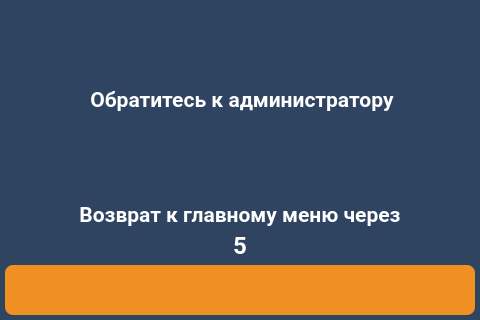
First picture: the form in client/GUI/ui/screen_12_no_tool.ui, repository komrade2801/AutoSklad, before the edit; both pictures show x 0 to 480 and y 480 to 800 of the 480 by 800 pixel window.
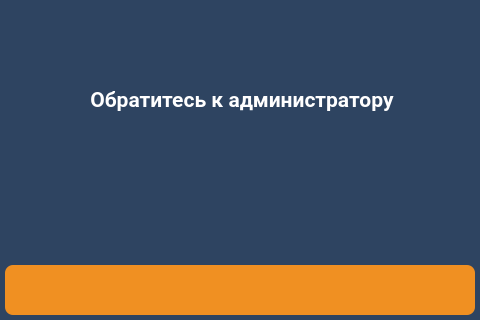
Second picture: the form after the edit. Icons and pictures are not drawn.

What changed in the file:
```diff
--- a/client/GUI/ui/screen_12_no_tool.ui
+++ b/client/GUI/ui/screen_12_no_tool.ui
@@ -367,650 +367,6 @@
     <set>Qt::AlignCenter</set>
    </property>
   </widget>
-  <widget class="QLabel" name="lbl_info_4">
-   <property name="geometry">
-    <rect>
-     <x>50</x>
-     <y>680</y>
-     <width>380</width>
-     <height>30</height>
-    </rect>
-   </property>
-   <property name="palette">
-    <palette>
-     <active>
-      <colorrole role="WindowText">
-       <brush brushstyle="SolidPattern">
-        <color alpha="255">
-         <red>255</red>
-         <green>255</green>
-         <blue>255</blue>
-        </color>
-       </brush>
-      </colorrole>
-      <colorrole role="Button">
-       <brush brushstyle="LinearGradientPattern">
-        <gradient startx="0.000000000000000" starty="0.000000000000000" endx="1.000000000000000" endy="0.000000000000000" type="LinearGradient" spread="PadSpread" coordinatemode="ObjectBoundingMode">
-         <gradientstop position="0.000000000000000">
-          <color alpha="0">
-           <red>0</red>
-           <green>0</green>
-           <blue>0</blue>
-          </color>
-         </gradientstop>
-         <gradientstop position="1.000000000000000">
-          <color alpha="0">
-           <red>255</red>
-           <green>255</green>
-           <blue>255</blue>
-          </color>
-         </gradientstop>
-        </gradient>
-       </brush>
-      </colorrole>
-      <colorrole role="Text">
-       <brush brushstyle="SolidPattern">
-        <color alpha="255">
-         <red>255</red>
-         <green>255</green>
-         <blue>255</blue>
-        </color>
-       </brush>
-      </colorrole>
-      <colorrole role="ButtonText">
-       <brush brushstyle="SolidPattern">
-        <color alpha="255">
-         <red>255</red>
-         <green>255</green>
-         <blue>255</blue>
-        </color>
-       </brush>
-      </colorrole>
-      <colorrole role="Base">
-       <brush brushstyle="LinearGradientPattern">
-        <gradient startx="0.000000000000000" starty="0.000000000000000" endx="1.000000000000000" endy="0.000000000000000" type="LinearGradient" spread="PadSpread" coordinatemode="ObjectBoundingMode">
-         <gradientstop position="0.000000000000000">
-          <color alpha="0">
-           <red>0</red>
-           <green>0</green>
-           <blue>0</blue>
-          </color>
-         </gradientstop>
-         <gradientstop position="1.000000000000000">
-          <color alpha="0">
-           <red>255</red>
-           <green>255</green>
-           <blue>255</blue>
-          </color>
-         </gradientstop>
-        </gradient>
-       </brush>
-      </colorrole>
-      <colorrole role="Window">
-       <brush brushstyle="LinearGradientPattern">
-        <gradient startx="0.000000000000000" starty="0.000000000000000" endx="1.000000000000000" endy="0.000000000000000" type="LinearGradient" spread="PadSpread" coordinatemode="ObjectBoundingMode">
-         <gradientstop position="0.000000000000000">
-          <color alpha="0">
-           <red>0</red>
-           <green>0</green>
-           <blue>0</blue>
-          </color>
-         </gradientstop>
-         <gradientstop position="1.000000000000000">
-          <color alpha="0">
-           <red>255</red>
-           <green>255</green>
-           <blue>255</blue>
-          </color>
-         </gradientstop>
-        </gradient>
-       </brush>
-      </colorrole>
-      <colorrole role="PlaceholderText">
-       <brush brushstyle="NoBrush">
-        <color alpha="128">
-         <red>255</red>
-         <green>255</green>
-         <blue>255</blue>
-        </color>
-       </brush>
-      </colorrole>
-     </active>
-     <inactive>
-      <colorrole role="WindowText">
-       <brush brushstyle="SolidPattern">
-        <color alpha="255">
-         <red>255</red>
-         <green>255</green>
-         <blue>255</blue>
-        </color>
-       </brush>
-      </colorrole>
-      <colorrole role="Button">
-       <brush brushstyle="LinearGradientPattern">
-        <gradient startx="0.000000000000000" starty="0.000000000000000" endx="1.000000000000000" endy="0.000000000000000" type="LinearGradient" spread="PadSpread" coordinatemode="ObjectBoundingMode">
-         <gradientstop position="0.000000000000000">
-          <color alpha="0">
-           <red>0</red>
-           <green>0</green>
-           <blue>0</blue>
-          </color>
-         </gradientstop>
-         <gradientstop position="1.000000000000000">
-          <color alpha="0">
-           <red>255</red>
-           <green>255</green>
-           <blue>255</blue>
-          </color>
-         </gradientstop>
-        </gradient>
-       </brush>
-      </colorrole>
-      <colorrole role="Text">
-       <brush brushstyle="SolidPattern">
-        <color alpha="255">
-         <red>255</red>
-         <green>255</green>
-         <blue>255</blue>
-        </color>
-       </brush>
-      </colorrole>
-      <colorrole role="ButtonText">
-       <brush brushstyle="SolidPattern">
-        <color alpha="255">
-         <red>255</red>
-         <green>255</green>
-         <blue>255</blue>
-        </color>
-       </brush>
-      </colorrole>
-      <colorrole role="Base">
-       <brush brushstyle="LinearGradientPattern">
-        <gradient startx="0.000000000000000" starty="0.000000000000000" endx="1.000000000000000" endy="0.000000000000000" type="LinearGradient" spread="PadSpread" coordinatemode="ObjectBoundingMode">
-         <gradientstop position="0.000000000000000">
-          <color alpha="0">
-           <red>0</red>
-           <green>0</green>
-           <blue>0</blue>
-          </color>
-         </gradientstop>
-         <gradientstop position="1.000000000000000">
-          <color alpha="0">
-           <red>255</red>
-           <green>255</green>
-           <blue>255</blue>
-          </color>
-         </gradientstop>
-        </gradient>
-       </brush>
-      </colorrole>
-      <colorrole role="Window">
-       <brush brushstyle="LinearGradientPattern">
-        <gradient startx="0.000000000000000" starty="0.000000000000000" endx="1.000000000000000" endy="0.000000000000000" type="LinearGradient" spread="PadSpread" coordinatemode="ObjectBoundingMode">
-         <gradientstop position="0.000000000000000">
-          <color alpha="0">
-           <red>0</red>
-           <green>0</green>
-           <blue>0</blue>
-          </color>
-         </gradientstop>
-         <gradientstop position="1.000000000000000">
-          <color alpha="0">
-           <red>255</red>
-           <green>255</green>
-           <blue>255</blue>
-          </color>
-         </gradientstop>
-        </gradient>
-       </brush>
-      </colorrole>
-      <colorrole role="PlaceholderText">
-       <brush brushstyle="NoBrush">
-        <color alpha="128">
-         <red>255</red>
-         <green>255</green>
-         <blue>255</blue>
-        </color>
-       </brush>
-      </colorrole>
-     </inactive>
-     <disabled>
-      <colorrole role="WindowText">
-       <brush brushstyle="SolidPattern">
-        <color alpha="255">
-         <red>255</red>
-         <green>255</green>
-         <blue>255</blue>
-        </color>
-       </brush>
-      </colorrole>
-      <colorrole role="Button">
-       <brush brushstyle="LinearGradientPattern">
-        <gradient startx="0.000000000000000" starty="0.000000000000000" endx="1.000000000000000" endy="0.000000000000000" type="LinearGradient" spread="PadSpread" coordinatemode="ObjectBoundingMode">
-         <gradientstop position="0.000000000000000">
-          <color alpha="0">
-           <red>0</red>
-           <green>0</green>
-           <blue>0</blue>
-          </color>
-         </gradientstop>
-         <gradientstop position="1.000000000000000">
-          <color alpha="0">
-           <red>255</red>
-           <green>255</green>
-           <blue>255</blue>
-          </color>
-         </gradientstop>
-        </gradient>
-       </brush>
-      </colorrole>
-      <colorrole role="Text">
-       <brush brushstyle="SolidPattern">
-        <color alpha="255">
-         <red>255</red>
-         <green>255</green>
-         <blue>255</blue>
-        </color>
-       </brush>
-      </colorrole>
-      <colorrole role="ButtonText">
-       <brush brushstyle="SolidPattern">
-        <color alpha="255">
-         <red>255</red>
-         <green>255</green>
-         <blue>255</blue>
-        </color>
-       </brush>
-      </colorrole>
-      <colorrole role="Base">
-       <brush brushstyle="LinearGradientPattern">
-        <gradient startx="0.000000000000000" starty="0.000000000000000" endx="1.000000000000000" endy="0.000000000000000" type="LinearGradient" spread="PadSpread" coordinatemode="ObjectBoundingMode">
-         <gradientstop position="0.000000000000000">
-          <color alpha="0">
-           <red>0</red>
-           <green>0</green>
-           <blue>0</blue>
-          </color>
-         </gradientstop>
-         <gradientstop position="1.000000000000000">
-          <color alpha="0">
-           <red>255</red>
-           <green>255</green>
-           <blue>255</blue>
-          </color>
-         </gradientstop>
-        </gradient>
-       </brush>
-      </colorrole>
-      <colorrole role="Window">
-       <brush brushstyle="LinearGradientPattern">
-        <gradient startx="0.000000000000000" starty="0.000000000000000" endx="1.000000000000000" endy="0.000000000000000" type="LinearGradient" spread="PadSpread" coordinatemode="ObjectBoundingMode">
-         <gradientstop position="0.000000000000000">
-          <color alpha="0">
-           <red>0</red>
-           <green>0</green>
-           <blue>0</blue>
-          </color>
-         </gradientstop>
-         <gradientstop position="1.000000000000000">
-          <color alpha="0">
-           <red>255</red>
-           <green>255</green>
-           <blue>255</blue>
-          </color>
-         </gradientstop>
-        </gradient>
-       </brush>
-      </colorrole>
-      <colorrole role="PlaceholderText">
-       <brush brushstyle="NoBrush">
-        <color alpha="128">
-         <red>255</red>
-         <green>255</green>
-         <blue>255</blue>
-        </color>
-       </brush>
-      </colorrole>
-     </disabled>
-    </palette>
-   </property>
-   <property name="font">
-    <font>
-     <family>Roboto</family>
-     <pointsize>16</pointsize>
-     <weight>75</weight>
-     <bold>true</bold>
-    </font>
-   </property>
-   <property name="text">
-    <string>Возврат к главному меню через</string>
-   </property>
-   <property name="alignment">
-    <set>Qt::AlignCenter</set>
-   </property>
-  </widget>
-  <widget class="QLabel" name="lbl_timeout_back">
-   <property name="geometry">
-    <rect>
-     <x>50</x>
-     <y>710</y>
-     <width>380</width>
-     <height>30</height>
-    </rect>
-   </property>
-   <property name="palette">
-    <palette>
-     <active>
-      <colorrole role="WindowText">
-       <brush brushstyle="SolidPattern">
-        <color alpha="255">
-         <red>255</red>
-         <green>255</green>
-         <blue>255</blue>
-        </color>
-       </brush>
-      </colorrole>
-      <colorrole role="Button">
-       <brush brushstyle="LinearGradientPattern">
-        <gradient startx="0.000000000000000" starty="0.000000000000000" endx="1.000000000000000" endy="0.000000000000000" type="LinearGradient" spread="PadSpread" coordinatemode="ObjectBoundingMode">
-         <gradientstop position="0.000000000000000">
-          <color alpha="0">
-           <red>0</red>
-           <green>0</green>
-           <blue>0</blue>
-          </color>
-         </gradientstop>
-         <gradientstop position="1.000000000000000">
-          <color alpha="0">
-           <red>255</red>
-           <green>255</green>
-           <blue>255</blue>
-          </color>
-         </gradientstop>
-        </gradient>
-       </brush>
-      </colorrole>
-      <colorrole role="Text">
-       <brush brushstyle="SolidPattern">
-        <color alpha="255">
-         <red>255</red>
-         <green>255</green>
-         <blue>255</blue>
-        </color>
-       </brush>
-      </colorrole>
-      <colorrole role="ButtonText">
-       <brush brushstyle="SolidPattern">
-        <color alpha="255">
-         <red>255</red>
-         <green>255</green>
-         <blue>255</blue>
-        </color>
-       </brush>
-      </colorrole>
-      <colorrole role="Base">
-       <brush brushstyle="LinearGradientPattern">
-        <gradient startx="0.000000000000000" starty="0.000000000000000" endx="1.000000000000000" endy="0.000000000000000" type="LinearGradient" spread="PadSpread" coordinatemode="ObjectBoundingMode">
-         <gradientstop position="0.000000000000000">
-          <color alpha="0">
-           <red>0</red>
-           <green>0</green>
-           <blue>0</blue>
-          </color>
-         </gradientstop>
-         <gradientstop position="1.000000000000000">
-          <color alpha="0">
-           <red>255</red>
-           <green>255</green>
-           <blue>255</blue>
-          </color>
-         </gradientstop>
-        </gradient>
-       </brush>
-      </colorrole>
-      <colorrole role="Window">
-       <brush brushstyle="LinearGradientPattern">
-        <gradient startx="0.000000000000000" starty="0.000000000000000" endx="1.000000000000000" endy="0.000000000000000" type="LinearGradient" spread="PadSpread" coordinatemode="ObjectBoundingMode">
-         <gradientstop position="0.000000000000000">
-          <color alpha="0">
-           <red>0</red>
-           <green>0</green>
-           <blue>0</blue>
-          </color>
-         </gradientstop>
-         <gradientstop position="1.000000000000000">
-          <color alpha="0">
-           <red>255</red>
-           <green>255</green>
-           <blue>255</blue>
-          </color>
-         </gradientstop>
-        </gradient>
-       </brush>
-      </colorrole>
-      <colorrole role="PlaceholderText">
-       <brush brushstyle="NoBrush">
-        <color alpha="128">
-         <red>255</red>
-         <green>255</green>
-         <blue>255</blue>
-        </color>
-       </brush>
-      </colorrole>
-     </active>
-     <inactive>
-      <colorrole role="WindowText">
-       <brush brushstyle="SolidPattern">
-        <color alpha="255">
-         <red>255</red>
-         <green>255</green>
-         <blue>255</blue>
-        </color>
-       </brush>
-      </colorrole>
-      <colorrole role="Button">
-       <brush brushstyle="LinearGradientPattern">
-        <gradient startx="0.000000000000000" starty="0.000000000000000" endx="1.000000000000000" endy="0.000000000000000" type="LinearGradient" spread="PadSpread" coordinatemode="ObjectBoundingMode">
-         <gradientstop position="0.000000000000000">
-          <color alpha="0">
-           <red>0</red>
-           <green>0</green>
-           <blue>0</blue>
-          </color>
-         </gradientstop>
-         <gradientstop position="1.000000000000000">
-          <color alpha="0">
-           <red>255</red>
-           <green>255</green>
-           <blue>255</blue>
-          </color>
-         </gradientstop>
-        </gradient>
-       </brush>
-      </colorrole>
-      <colorrole role="Text">
-       <brush brushstyle="SolidPattern">
-        <color alpha="255">
-         <red>255</red>
-         <green>255</green>
-         <blue>255</blue>
-        </color>
-       </brush>
-      </colorrole>
-      <colorrole role="ButtonText">
-       <brush brushstyle="SolidPattern">
-        <color alpha="255">
-         <red>255</red>
-         <green>255</green>
-         <blue>255</blue>
-        </color>
-       </brush>
-      </colorrole>
-      <colorrole role="Base">
-       <brush brushstyle="LinearGradientPattern">
-        <gradient startx="0.000000000000000" starty="0.000000000000000" endx="1.000000000000000" endy="0.000000000000000" type="LinearGradient" spread="PadSpread" coordinatemode="ObjectBoundingMode">
-         <gradientstop position="0.000000000000000">
-          <color alpha="0">
-           <red>0</red>
-           <green>0</green>
-           <blue>0</blue>
-          </color>
-         </gradientstop>
-         <gradientstop position="1.000000000000000">
-          <color alpha="0">
-           <red>255</red>
-           <green>255</green>
-           <blue>255</blue>
-          </color>
-         </gradientstop>
-        </gradient>
-       </brush>
-      </colorrole>
-      <colorrole role="Window">
-       <brush brushstyle="LinearGradientPattern">
-        <gradient startx="0.000000000000000" starty="0.000000000000000" endx="1.000000000000000" endy="0.000000000000000" type="LinearGradient" spread="PadSpread" coordinatemode="ObjectBoundingMode">
-         <gradientstop position="0.000000000000000">
-          <color alpha="0">
-           <red>0</red>
-           <green>0</green>
-           <blue>0</blue>
-          </color>
-         </gradientstop>
-         <gradientstop position="1.000000000000000">
-          <color alpha="0">
-           <red>255</red>
-           <green>255</green>
-           <blue>255</blue>
-          </color>
-         </gradientstop>
-        </gradient>
-       </brush>
-      </colorrole>
-      <colorrole role="PlaceholderText">
-       <brush brushstyle="NoBrush">
-        <color alpha="128">
-         <red>255</red>
-         <green>255</green>
-         <blue>255</blue>
-        </color>
-       </brush>
-      </colorrole>
-     </inactive>
-     <disabled>
-      <colorrole role="WindowText">
-       <brush brushstyle="SolidPattern">
-        <color alpha="255">
-         <red>255</red>
-         <green>255</green>
-         <blue>255</blue>
-        </color>
-       </brush>
-      </colorrole>
-      <colorrole role="Button">
-       <brush brushstyle="LinearGradientPattern">
-        <gradient startx="0.000000000000000" starty="0.000000000000000" endx="1.000000000000000" endy="0.000000000000000" type="LinearGradient" spread="PadSpread" coordinatemode="ObjectBoundingMode">
-         <gradientstop position="0.000000000000000">
-          <color alpha="0">
-           <red>0</red>
-           <green>0</green>
-           <blue>0</blue>
-          </color>
-         </gradientstop>
-         <gradientstop position="1.000000000000000">
-          <color alpha="0">
-           <red>255</red>
-           <green>255</green>
-           <blue>255</blue>
-          </color>
-         </gradientstop>
-        </gradient>
-       </brush>
-      </colorrole>
-      <colorrole role="Text">
-       <brush brushstyle="SolidPattern">
-        <color alpha="255">
-         <red>255</red>
-         <green>255</green>
-         <blue>255</blue>
-        </color>
-       </brush>
-      </colorrole>
-      <colorrole role="ButtonText">
-       <brush brushstyle="SolidPattern">
-        <color alpha="255">
-         <red>255</red>
-         <green>255</green>
-         <blue>255</blue>
-        </color>
-       </brush>
-      </colorrole>
-      <colorrole role="Base">
-       <brush brushstyle="LinearGradientPattern">
-        <gradient startx="0.000000000000000" starty="0.000000000000000" endx="1.000000000000000" endy="0.000000000000000" type="LinearGradient" spread="PadSpread" coordinatemode="ObjectBoundingMode">
-         <gradientstop position="0.000000000000000">
-          <color alpha="0">
-           <red>0</red>
-           <green>0</green>
-           <blue>0</blue>
-          </color>
-         </gradientstop>
-         <gradientstop position="1.000000000000000">
-          <color alpha="0">
-           <red>255</red>
-           <green>255</green>
-           <blue>255</blue>
-          </color>
-         </gradientstop>
-        </gradient>
-       </brush>
-      </colorrole>
-      <colorrole role="Window">
-       <brush brushstyle="LinearGradientPattern">
-        <gradient startx="0.000000000000000" starty="0.000000000000000" endx="1.000000000000000" endy="0.000000000000000" type="LinearGradient" spread="PadSpread" coordinatemode="ObjectBoundingMode">
-         <gradientstop position="0.000000000000000">
-          <color alpha="0">
-           <red>0</red>
-           <green>0</green>
-           <blue>0</blue>
-          </color>
-         </gradientstop>
-         <gradientstop position="1.000000000000000">
-          <color alpha="0">
-           <red>255</red>
-           <green>255</green>
-           <blue>255</blue>
-          </color>
-         </gradientstop>
-        </gradient>
-       </brush>
-      </colorrole>
-      <colorrole role="PlaceholderText">
-       <brush brushstyle="NoBrush">
-        <color alpha="128">
-         <red>255</red>
-         <green>255</green>
-         <blue>255</blue>
-        </color>
-       </brush>
-      </colorrole>
-     </disabled>
-    </palette>
-   </property>
-   <property name="font">
-    <font>
-     <family>Roboto</family>
-     <pointsize>18</pointsize>
-     <weight>75</weight>
-     <bold>true</bold>
-    </font>
-   </property>
-   <property name="text">
-    <string>5</string>
-   </property>
-   <property name="alignment">
-    <set>Qt::AlignCenter</set>
-   </property>
-  </widget>
   <widget class="QLabel" name="lbl_info_ico">
    <property name="geometry">
     <rect>
```
Left out of the diff: 14 changed lines with no effect on the pictures.
